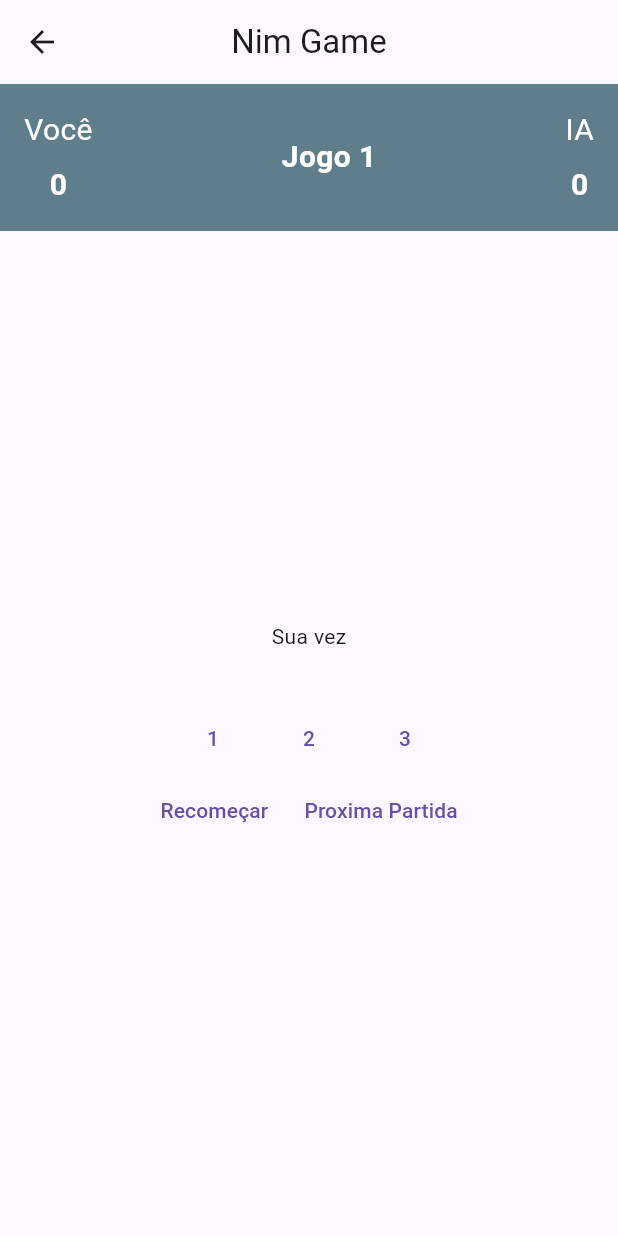
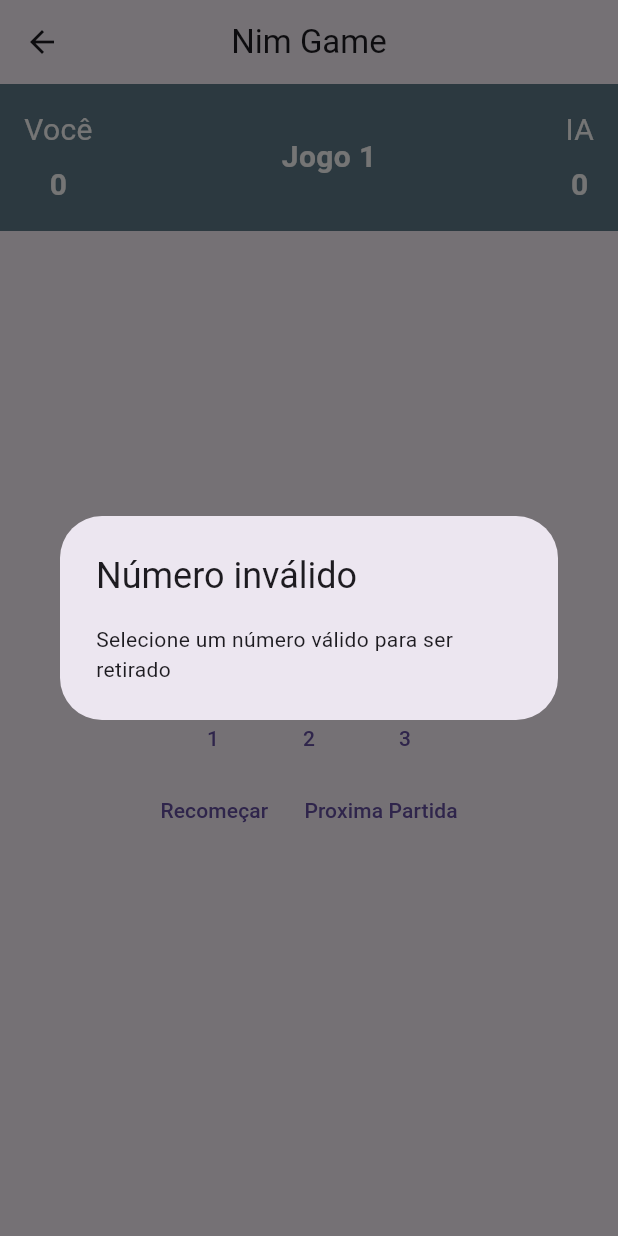
Before and after one commit to RaiFM/nim_game, a Flutter app: the GameScreen screen opened directly with empty values, after a tap on an icon or button, on a phone screen of 412 x 824 dp. Run offline on Flutter 3.47's test engine with Material 3 defaults, Android fonts, the light colour scheme and no system bars; our stand-ins replace cloud_firestore, firebase_core, shared_preferences; missing offline and left inert: dart:html; accounts and stored records are empty; generated files the repository leaves out were written again.

Commit message:
Adiciona CRUD para o jogo no firebase

```diff
--- a/lib/game.dart
+++ b/lib/game.dart
@@ -13,6 +13,7 @@ class GameScreen extends StatefulWidget {
 
   GameScreen({required this.qtd}); // Constructor
   late int qtd_original = this.qtd;
+  late String currentGame = 'null';
 
   @override
   _GameScreenState createState() => _GameScreenState();
@@ -47,17 +48,44 @@ class _GameScreenState extends State<GameScreen> {
     });
   }
 
-  Future getReferenceData(String reference) async{
+  Future<Map<String, dynamic>> getReferenceData(String reference) async{
     DocumentReference gameRef = FirebaseFirestore.instance.doc(reference);
 
     DocumentSnapshot snapshot = await gameRef.get();
 
-    Map<String, dynamic> ? gameData = snapshot.data() as Map<String, dynamic>?;
+    Map<String, dynamic> gameData = snapshot.data() != null ? snapshot.data() as Map<String, dynamic> : {};
 
     return gameData;
   }
 
-  void removeSticks(int qtd) {
+  void showAlert(String title, String text, int time){
+    showDialog(
+      context: context,
+      builder: (BuildContext context) {
+        // Show the dialog
+        return AlertDialog(
+          title: Text(title),
+          content: Text(text),
+        );
+      },
+    );
+
+    // Close the dialog automatically after 3 seconds
+    Future.delayed(Duration(seconds: time), () {
+      Navigator.of(context).pop(); // Close the dialog
+    });
+  }
+
+  void removeSticks(int qtd) async{
+
+    if(qtd <= widget.qtd){
+
+      Map<String, dynamic> gameData = await getReferenceData('game/' + widget.currentGame);
+
+      bool update = false;
+      bool newGame = false;
+      Map<String, dynamic> newData = {};
+
       setState(() {
         widget.qtd -= qtd;
         int points = 0;
@@ -101,28 +129,17 @@ class _GameScreenState extends State<GameScreen> {
               prefs.setInt('aiPoints', points);
           }
 
-        Map<String, dynamic> gameData = getReferenceData('game/D99e9YDC3ZtleQ664vMB');
+          if(gameData.isEmpty){
+            newGame = true;
+          }else{
+            newData = {
+              'aiPoints': _aiPoints,
+              'matches': _nMatches,
+              'userPoints': _userPoints
+            };
 
-        if (gameData != null) {
-          print("Game attributes:");
-
-          gameData.forEach((key, value) {
-            print("$key: $value");
-          });
-
+            update = true;
           }
-
-        // se existir jogo
-          // atualizar placar
-        // se não
-
-        // CollectionReference collRef = FirebaseFirestore.instance.collection('game');
-
-        // collRef.add({
-        //   'aiPoints': _aiPoints,
-        //   'matches': _nMatches,
-        //   'userPoints': _userPoints
-        // });
 
           return;
         }
@@ -130,6 +147,31 @@ class _GameScreenState extends State<GameScreen> {
         isPlayerTurn = !isPlayerTurn;
         _turn = isPlayerTurn ? 'Sua Vez' : 'Vez da IA'; // Switch turns
       });
+
+      if(newGame){
+        CollectionReference collRef = FirebaseFirestore.instance.collection('game/');
+
+        DocumentReference newGameRef = await collRef.add({
+          'aiPoints': _aiPoints,
+          'matches': _nMatches,
+          'userPoints': _userPoints
+        });
+
+        String newGameId = newGameRef.id;
+
+        widget.currentGame = newGameId;
+        print('New game ' + newGameId);
+
+      }else if(update){
+
+        DocumentReference gameRef = FirebaseFirestore.instance.doc('game/' + widget.currentGame);
+
+        await gameRef.update(newData);
+        print('Game ' + widget.currentGame + ' updated');
+      }
+    }else{
+      showAlert('Número inválido', 'Selecione um número válido para ser retirado', 2);
+    }
   }
 
   void reestart(context){
@@ -201,6 +243,7 @@ class _GameScreenState extends State<GameScreen> {
                       _turn = "Sua vez";
                       qtdButtons = 3;
                       widget.qtd = qtd;
+                      widget.currentGame = 'null';
 
                       prefs.setInt('userPoints', 0);
                       prefs.setInt('aiPoints', 0);
@@ -208,7 +251,7 @@ class _GameScreenState extends State<GameScreen> {
 
                     Navigator.of(context).pop();
                   }else{
-                    print('digite uma quantidade entre 7 e 13');
+                    showAlert('Número inválido', 'Escolha uma quantidade inteira entre 7 e 13', 2);
                   }
                 }catch(e){
                   print('digite uma quantidade válida');
```
Also changed, not shown: lib/home.dart (+21 -2 lines). Lines whose indentation alone changed are shown as unchanged.
